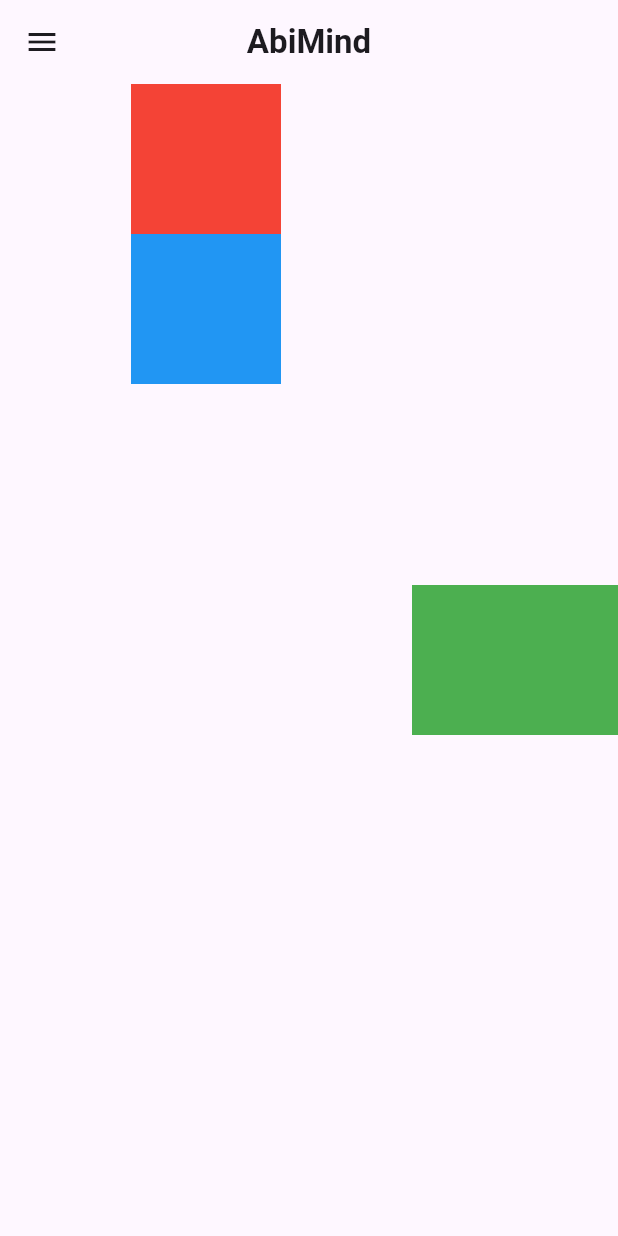
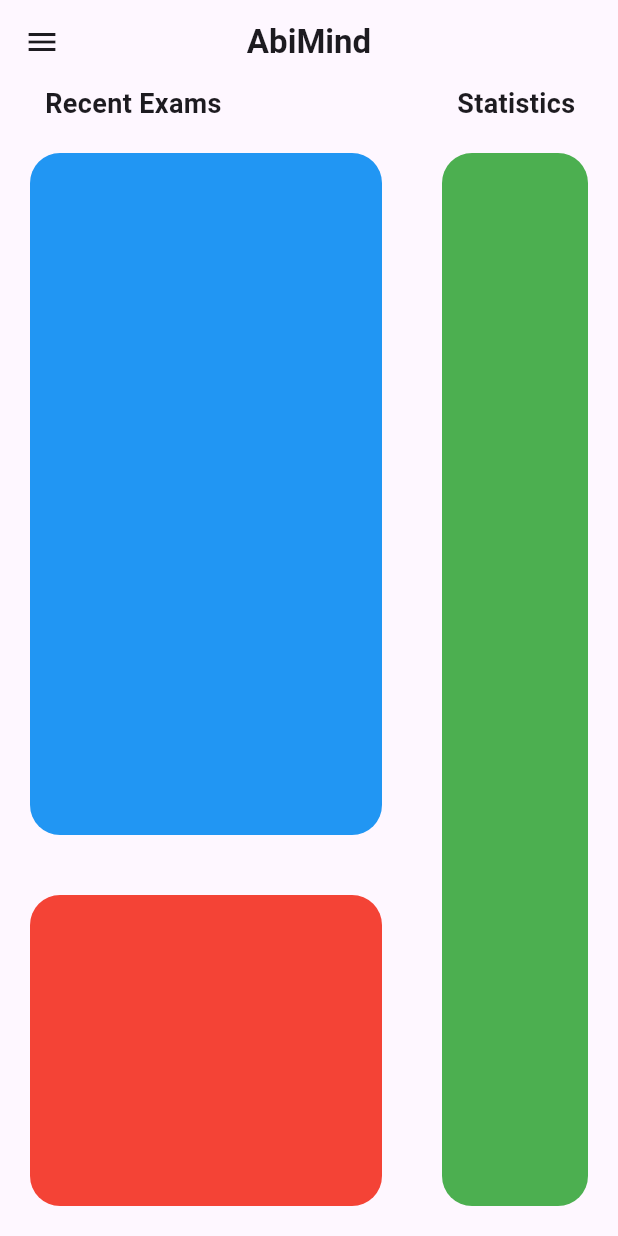
Before and after one commit to max-friebertshaeuser/AbiMind, a Flutter app: the StarScreen screen opened by its route, on a phone screen of 412 x 824 dp. Run offline on Flutter 3.47's test engine with Material 3 defaults, Android fonts, the phone set to English and light mode, and no system bars; our stand-ins replace firebase_auth, firebase_core, flutter_riverpod, google_fonts; missing offline and left inert: firebase_app_check, flutter_drawing_board, flutter_verification_code; accounts and stored records are empty.

Commit message:
feat: enhance start screen with recent exams and statistics sections

```diff
--- a/frontend/lib/presentation/screens/start/start-screen.dart
+++ b/frontend/lib/presentation/screens/start/start-screen.dart
@@ -28,26 +28,72 @@ class StarScreen extends StatelessWidget {
               flex: 2,
               child: Column(
                 children: [
-                  Container(
-                      width: 100,
-                      height: 100,
-                      color: Colors.red),
-                  Container(
-                      width: 100,
-                      height: 100,
-                      color: Colors.blue),
+                  Padding(
+                    padding: const EdgeInsets.fromLTRB(30.0, 0, 0, 0),
+                    child: Align(
+                      alignment: Alignment.centerLeft,
+                      child: Text(
+                        'Recent Exams',
+                        style: TextStyle(
+                          fontSize: 18,
+                          fontWeight: FontWeight.bold,
+                        ),
+                      ),
+                    ),
+                  ),
+                  Expanded(
+                    flex: 2,
+                    child: Container(
+                      margin: const EdgeInsets.all(20.0),
+                      decoration: BoxDecoration(
+                        color: Colors.blue,
+                        borderRadius: BorderRadius.circular(20)
+                      ), // Rand um das Feld
+                    ),
+                  ),
+                  Expanded(
+                    flex: 1,
+                    child: Container(
+                      margin: const EdgeInsets.all(20.0),
+                      decoration: BoxDecoration(
+                        color: Colors.red,
+                        borderRadius: BorderRadius.circular(20),
+                      ), // Rand um das Feld
+                    ),
+                  ),
                 ],
               ),
             ),
             Expanded(
-                flex: 1,
-                child:Container(
-                  width: 100,
-                  height: 100,
-                  color: Colors.green)
-            )
-
-
+              flex: 1,
+              child: Column(
+                children: [
+                  Padding(
+                    padding: const EdgeInsets.fromLTRB(30.0, 0, 0, 0),
+                    child: Align(
+                      alignment: Alignment.centerLeft,
+                      child: Text(
+                        'Statistics',
+                        style: TextStyle(
+                          fontSize: 18,
+                          fontWeight: FontWeight.bold,
+                        ),
+                      ),
+                    ),
+                  ),
+                  Expanded(
+                    flex: 2,
+                    child: Container(
+                      margin: const EdgeInsets.all(20.0),
+                      decoration: BoxDecoration(
+                        color: Colors.green,
+                        borderRadius: BorderRadius.circular(20),
+                      ),
+                    ),
+                  ),
+                ],
+              ),
+            ),
           ],
         ),
       ),
```
